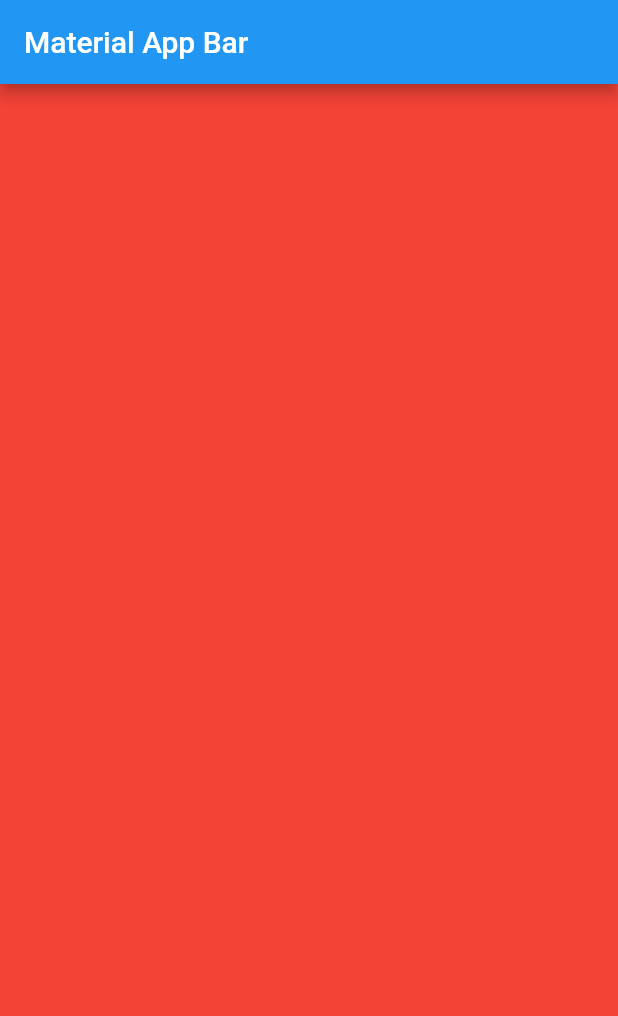
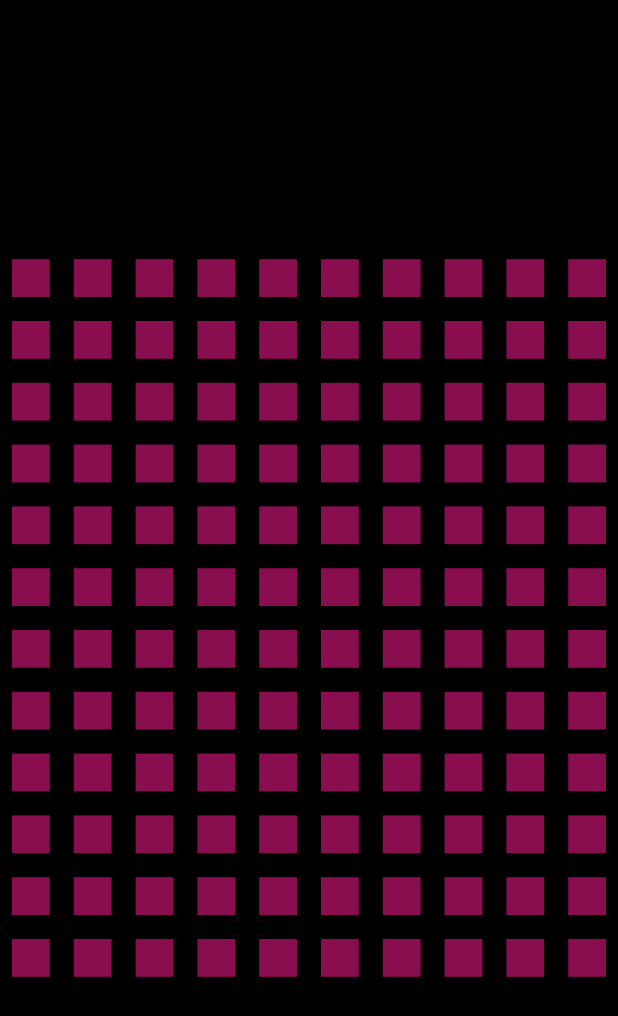
Before and after one commit to BD911-Coder/snake_game_flutter, a Flutter app: the screen it shows after launch, on a phone screen of 412 x 824 dp. Shown: the top 1016 px of the screen. Run offline on Flutter 3.47's test engine with Material 2 defaults, Android fonts, the phone set to English and light mode, and no system bars.

Commit message:
Initial setup and gridview builder

```diff
--- a/lib/main.dart
+++ b/lib/main.dart
@@ -6,13 +6,9 @@ void main() => runApp(MyApp());
 class MyApp extends StatelessWidget {
   @override
   Widget build(BuildContext context) {
-    return MaterialApp(
+    return const MaterialApp(
       title: 'Material App',
-      home: Scaffold(
-          appBar: AppBar(
-            title: const Text('Material App Bar'),
-          ),
-          body: const HomePage()),
+      home: Scaffold(body: HomePage()),
     );
   }
 }
--- a/lib/pages/home_page.dart
+++ b/lib/pages/home_page.dart
@@ -11,13 +11,36 @@ class _HomePageState extends State<HomePage> {
   @override
   Widget build(BuildContext context) {
     return Scaffold(
+      backgroundColor: Colors.black,
       body: Column(
         //high scores
         children: [
           Expanded(
-              child: Container(
-            color: Colors.red,
-          ))
+            child: Container(
+              child: Container(),
+            ),
+          ),
+          Expanded(
+            flex: 3,
+            child: Container(
+              child: GridView.builder(
+                  gridDelegate: const SliverGridDelegateWithFixedCrossAxisCount(
+                      crossAxisCount: 10),
+                  itemBuilder: ((context, index) {
+                    return Padding(
+                      padding: const EdgeInsets.all(8.0),
+                      child: Container(
+                        color: Colors.pink.shade900,
+                      ),
+                    );
+                  })),
+            ),
+          ),
+          Expanded(
+            child: Container(
+              child: Container(),
+            ),
+          ),
         ],
 
         //game grid
```
